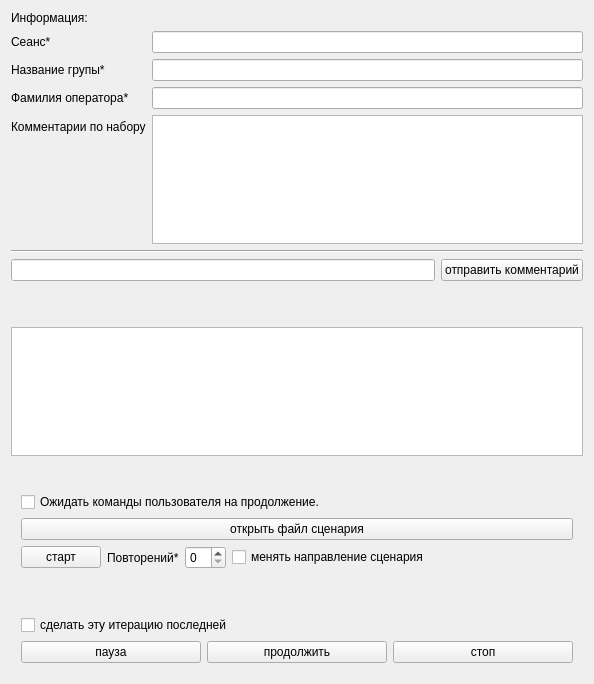
The window that CamacClient/onlineform.ui (kapot65/online) describes before a commit, drawn with Qt 5.
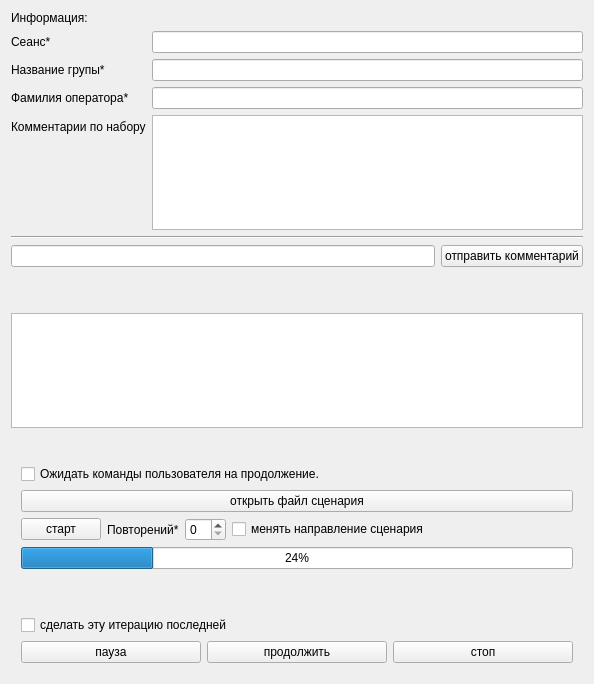
The same window after the commit.

The edit to the form file:
```diff
--- a/CamacClient/onlineform.ui
+++ b/CamacClient/onlineform.ui
@@ -227,6 +227,13 @@
        </item>
       </layout>
      </item>
+     <item>
+      <widget class="QProgressBar" name="stepProgressBar">
+       <property name="value">
+        <number>24</number>
+       </property>
+      </widget>
+     </item>
      <item>
       <widget class="QLabel" name="scenario_time_label">
        <property name="text">
```
Left out of the diff: 5 changed lines with no effect on the pictures.
